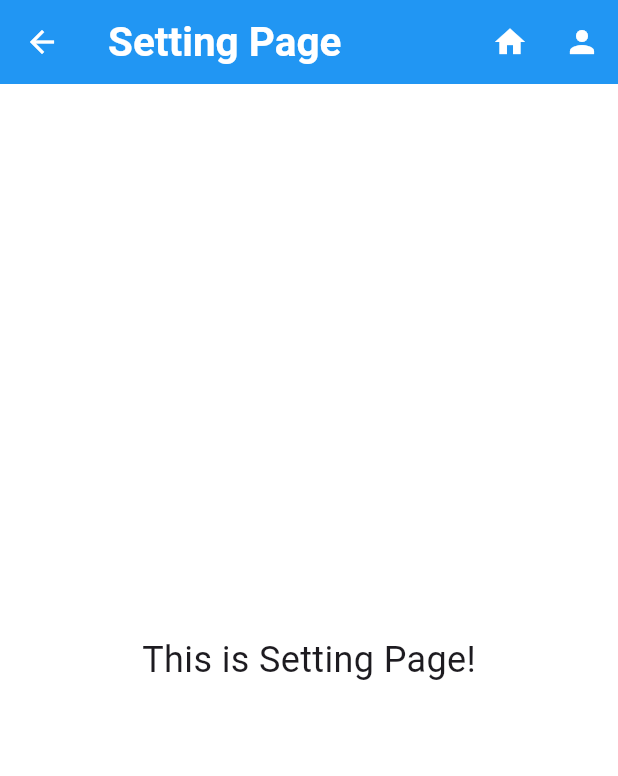
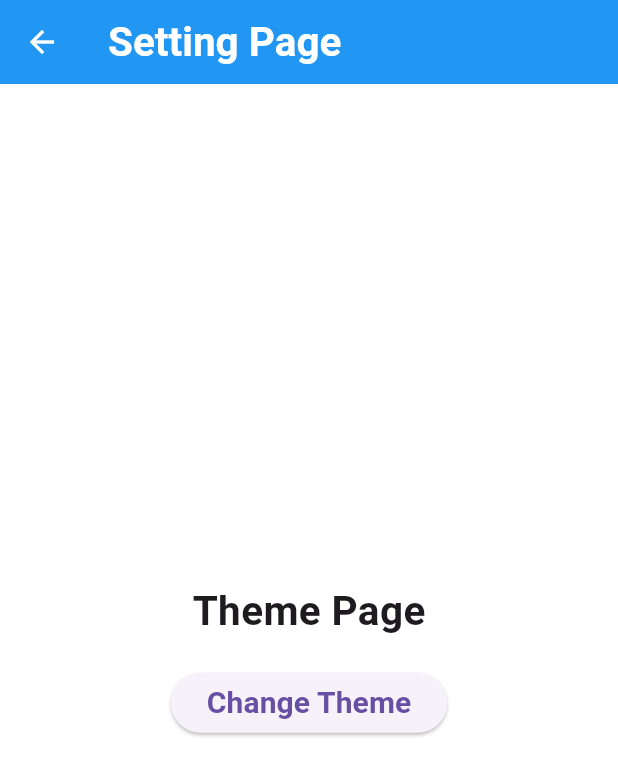
Before and after one commit to rwankurnia/erwan_kurnia, a Flutter app: the HomePage screen opened directly, after a tap on the "settings" icon, on a phone screen of 412 x 824 dp. Shown: the top 776 px of the screen. Run offline on Flutter 3.47's test engine with Material 3 defaults, Android fonts, the phone set to English and light mode, and no system bars; our stand-ins replace drift, equatable, flutter_bloc, get_it, shared_preferences; accounts and stored records are empty; generated files the repository leaves out were written again.

Commit message:
Tugas-Week-02

```diff
--- /dev/null
+++ b/lib/tugas-week-02/blocs/theme/theme_cubit.dart
@@ -0,0 +1,27 @@
+import 'package:erwan_kurnia/tugas-week-02/blocs/theme/theme_local_storage.dart';
+import 'package:flutter/material.dart';
+import 'package:flutter_bloc/flutter_bloc.dart';
+
+class ThemeCubit extends Cubit<ThemeMode> {
+
+  final ThemeLocalStorage themeLocalStorage;
+
+  ThemeCubit(
+    this.themeLocalStorage,
+  ) : super(ThemeMode.light);
+
+  void init() {
+    final theme = themeLocalStorage.getTheme();
+    emit(theme);
+  }
+
+  void toggleTheme() {
+    if (state == ThemeMode.light) {
+      themeLocalStorage.saveTheme(ThemeMode.dark);
+      emit(ThemeMode.dark);
+    } else {
+      themeLocalStorage.saveTheme(ThemeMode.light);
+      emit(ThemeMode.light);
+    }
+  }
+}
--- /dev/null
+++ b/lib/tugas-week-02/blocs/theme/theme_local_storage.dart
@@ -0,0 +1,28 @@
+import 'package:flutter/material.dart';
+import 'package:shared_preferences/shared_preferences.dart';
+
+class ThemeLocalStorage {
+
+  final SharedPreferences _prefs;
+
+  ThemeLocalStorage(this._prefs);
+
+  Future<void> saveTheme(ThemeMode theme) async {
+    await _prefs.setString('theme', theme.toString());
+  }
+
+  ThemeMode getTheme() {
+    final themeString = _prefs.getString('theme');
+    if (themeString == null) {
+      return ThemeMode.system;
+    }
+    switch (themeString) {
+      case 'ThemeMode.light':
+        return ThemeMode.light;
+      case 'ThemeMode.dark':
+        return ThemeMode.dark;
+      default:
+        return ThemeMode.system;
+    }
+  }
+}
--- a/lib/tugas-week-02/pages/home_page.dart
+++ b/lib/tugas-week-02/pages/home_page.dart
@@ -1,3 +1,4 @@
+import 'package:erwan_kurnia/tugas-week-02/pages/main_page.dart';
 import 'package:erwan_kurnia/tugas-week-02/pages/profile_page.dart';
 import 'package:erwan_kurnia/tugas-week-02/pages/setting_page.dart';
 import 'package:flutter/material.dart';
@@ -10,41 +11,33 @@ class HomePage extends StatefulWidget {
 }
 
 class _HomePageState extends State<HomePage> {
+  int _selectedIndex = 0;
+
+  final List<Widget> _pages = [
+    MainPage(),
+    ProfilePage(),
+    SettingPage(),
+  ];
+
+  void _onItemTapped(int index) {
+    setState(() {
+      _selectedIndex = index;
+    });
+  }
+
   @override
   Widget build(BuildContext context) {
     return Scaffold(
-      appBar: AppBar(
-        title: Text('Home Page'),
-        actions: [
-          IconButton(
-            icon: Icon(Icons.person),
-            onPressed: () {
-              Navigator.push(context, MaterialPageRoute(
-                builder: (context) => ProfilePage(),
-              ));
-            },
-          ),
-          IconButton(
-            icon: Icon(Icons.settings),
-            onPressed: () {
-              Navigator.push(context, MaterialPageRoute(
-                builder: (context) => SettingPage(),
-              ));
-            },
-          ),
+      body: _pages[_selectedIndex],
+      bottomNavigationBar: BottomNavigationBar(
+        currentIndex: _selectedIndex,
+        onTap: _onItemTapped,
+        items: const [
+          BottomNavigationBarItem(icon: Icon(Icons.home), label: "Home"),
+          BottomNavigationBarItem(icon: Icon(Icons.person), label: "Profile"),
+          BottomNavigationBarItem(icon: Icon(Icons.settings), label: "Setting"),
         ],
       ),
-      body: Center(
-        child: Text(
-          'This is Home Page!',
-          style: TextStyle(fontSize: 24),
-        ),
-      ),
-      // floatingActionButton: ElevatedButton.icon(
-      //   icon: Icon(Icons.login),
-      //   label: Text('Login'),
-      //   onPressed: () {},
-      // ),
     );
   }
 }
--- /dev/null
+++ b/lib/tugas-week-02/pages/main_page.dart
@@ -0,0 +1,45 @@
+import 'package:erwan_kurnia/tugas-week-02/pages/profile_page.dart';
+import 'package:erwan_kurnia/tugas-week-02/pages/setting_page.dart';
+import 'package:flutter/material.dart';
+
+class MainPage extends StatefulWidget {
+  const MainPage({super.key});
+
+  @override
+  State<MainPage> createState() => _MainPageState();
+}
+
+class _MainPageState extends State<MainPage> {
+  @override
+  Widget build(BuildContext context) {
+    return Scaffold(
+      appBar: AppBar(
+        title: Text('Home Page'),
+        actions: [
+          IconButton(
+            icon: Icon(Icons.person),
+            onPressed: () {
+              Navigator.push(context, MaterialPageRoute(
+                builder: (context) => ProfilePage(),
+              ));
+            },
+          ),
+          IconButton(
+            icon: Icon(Icons.settings),
+            onPressed: () {
+              Navigator.push(context, MaterialPageRoute(
+                builder: (context) => SettingPage(),
+              ));
+            },
+          ),
+        ],
+      ),
+      body: Center(
+        child: Text(
+          'This is Home Page!',
+          style: TextStyle(fontSize: 24),
+        ),
+      ),
+    );
+  }
+}
--- a/lib/tugas-week-02/pages/setting_page.dart
+++ b/lib/tugas-week-02/pages/setting_page.dart
@@ -1,6 +1,6 @@
-import 'package:erwan_kurnia/tugas-week-02/pages/home_page.dart';
-import 'package:erwan_kurnia/tugas-week-02/pages/profile_page.dart';
+import 'package:erwan_kurnia/day-6/blocs/theme_cubit.dart';
 import 'package:flutter/material.dart';
+import 'package:flutter_bloc/flutter_bloc.dart';
 
 class SettingPage extends StatefulWidget {
   const SettingPage({super.key});
@@ -14,32 +14,35 @@ class _SettingPageState extends State<SettingPage> {
   Widget build(BuildContext context) {
     return Scaffold(
       appBar: AppBar(
-        title: const Text('Setting Page'),
-        actions: [
-          IconButton(
-            icon: const Icon(Icons.home),
-            onPressed: () {
-              Navigator.push(context, MaterialPageRoute(
-                builder: (context) => HomePage(),
-              ));
-            },
-          ),
-          IconButton(
-            icon: const Icon(Icons.person),
-            onPressed: () {
-              Navigator.push(context, MaterialPageRoute(
-                builder: (context) => ProfilePage(),
-              ));
-            },
-          ),
-        ],
+        title: const Text('Setting Page')
       ),
-      body: Center(
-        child: Text(
-          'This is Setting Page!',
-          style: TextStyle(fontSize: 24),
+      body: SizedBox(
+        width: double.infinity,
+        child: Column(
+          mainAxisAlignment: MainAxisAlignment.center,
+          crossAxisAlignment: CrossAxisAlignment.center,
+          children: [
+            const Text('Theme Page',
+              style: TextStyle(
+                fontSize: 27,
+                fontWeight: FontWeight.bold,
+              ),
+            ),
+            const SizedBox(height: 18),
+            ElevatedButton(
+              onPressed: () {
+                context.read<ThemeCubit>().toggleTheme();
+              },
+              child: const Text('Change Theme',
+                style: TextStyle(
+                  fontSize: 20,
+                  fontWeight: FontWeight.bold,
+                ),
+              ),
+            ),
+          ],
         ),
-      ),
+      )
     );
   }
 }
```
Also changed, not shown: lib/main.dart (+5 -5 lines), lib/tugas-week-02/pages/profile_page.dart (+1 -10 lines), lib/tugas-week-01/LoginPage/tugas_01.dart (renamed from lib/tugas-week-01/LoginPage/tugas-01.dart), 6 other files.
